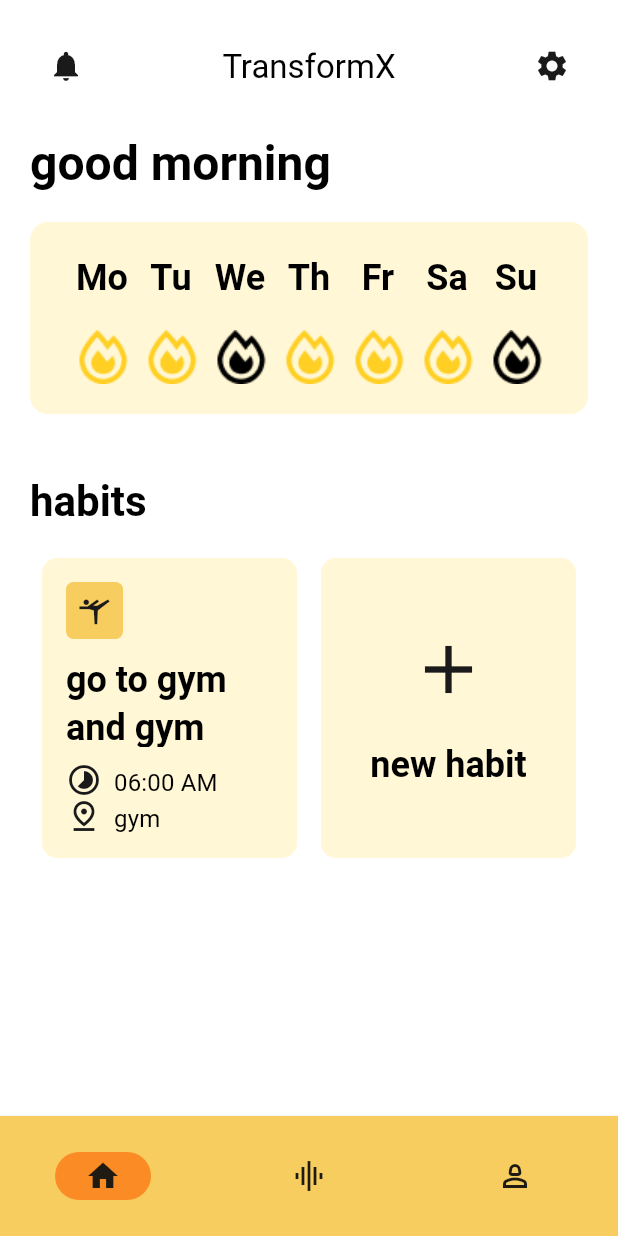
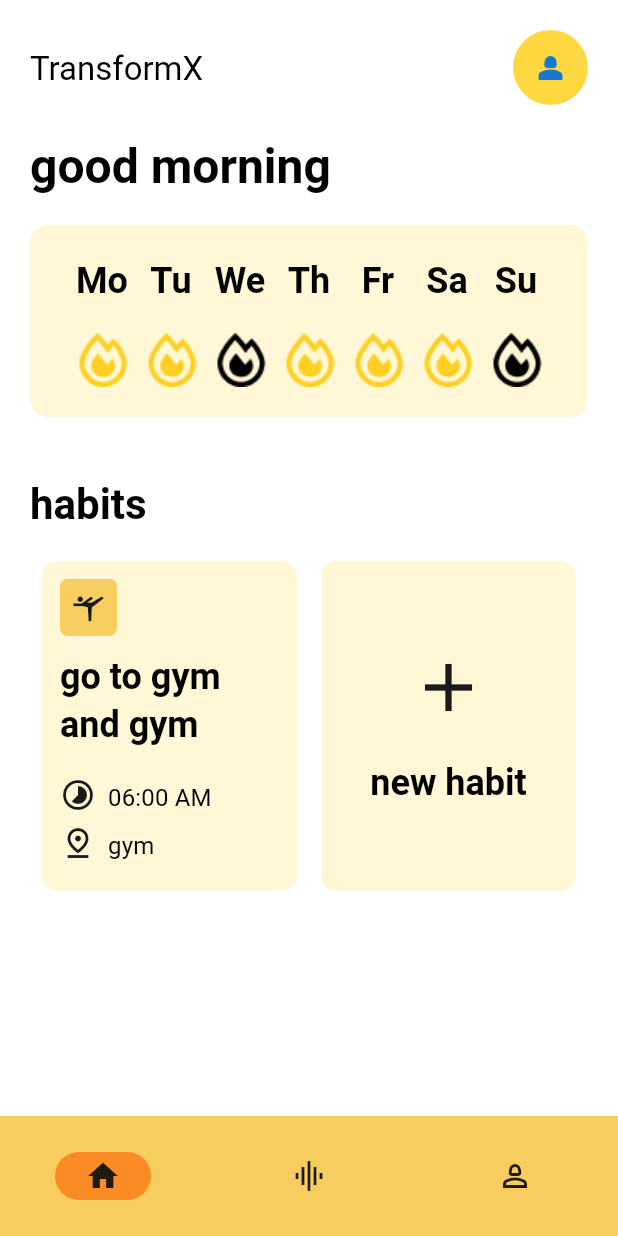
Before and after one commit to MayurSMahajan/transformX, a Flutter app: the screen it shows after launch, on a phone screen of 412 x 824 dp. Run offline on Flutter 3.47's test engine with Material 2 defaults, Android fonts, the phone set to English and light mode, and no system bars; our stand-ins replace bloc, equatable, flutter_bloc, formz, freezed_annotation, go_router; generated files the repository leaves out were written again.

Commit message:
refactor: ui of habit card

```diff
--- a/lib/home_page/widgets/home_content.dart
+++ b/lib/home_page/widgets/home_content.dart
@@ -58,13 +58,13 @@ class HabitCard extends StatelessWidget {
   Widget build(BuildContext context) {
     return Container(
       width: 170,
-      height: 200,
+      height: 220,
       decoration: BoxDecoration(
         borderRadius: BorderRadius.circular(10),
         color: Theme.of(context).canvasColor,
       ),
       child: Padding(
-        padding: const EdgeInsets.all(16),
+        padding: const EdgeInsets.all(12),
         child: Column(
           crossAxisAlignment: CrossAxisAlignment.start,
           children: [
@@ -91,9 +91,10 @@ class HabitCard extends StatelessWidget {
               ),
             ),
             Row(
+              crossAxisAlignment: CrossAxisAlignment.start,
               children: [
                 const Padding(
-                  padding: EdgeInsets.only(right: 8),
+                  padding: EdgeInsets.only(right: 8, bottom: 8),
                   child: Icon(
                     Icons.timelapse,
                     size: 24,
@@ -106,9 +107,10 @@ class HabitCard extends StatelessWidget {
               ],
             ),
             Row(
+              crossAxisAlignment: CrossAxisAlignment.start,
               children: [
                 const Padding(
-                  padding: EdgeInsets.only(right: 8),
+                  padding: EdgeInsets.only(right: 8, bottom: 8),
                   child: Icon(
                     Icons.pin_drop_outlined,
                     size: 24,
@@ -134,7 +136,7 @@ class NewHabitCardBtn extends StatelessWidget {
   Widget build(BuildContext context) {
     return Container(
       width: 170,
-      height: 200,
+      height: 220,
       decoration: BoxDecoration(
         borderRadius: BorderRadius.circular(10),
         color: Theme.of(context).canvasColor,
@@ -240,17 +242,17 @@ class CustomAppBar extends StatelessWidget {
     return Row(
       mainAxisAlignment: MainAxisAlignment.spaceBetween,
       children: [
-        IconButton(
-          onPressed: () {},
-          icon: const Icon(Icons.notifications),
-        ),
         Text(
           'TransformX',
           style: Theme.of(context).textTheme.headlineSmall,
         ),
-        IconButton(
-          onPressed: () {},
-          icon: const Icon(Icons.settings),
+        CircleAvatar(
+          radius: 25,
+          backgroundColor: Colors.amberAccent,
+          child: IconButton(
+            onPressed: () {},
+            icon: const Icon(Icons.person_2),
+          ),
         )
       ],
     );
--- a/lib/themes/app_theme.dart
+++ b/lib/themes/app_theme.dart
@@ -264,7 +264,7 @@ InputBorder get _textFieldBorder => const UnderlineInputBorder(
 
 NavigationBarThemeData get _navigationBarTheme {
   return const NavigationBarThemeData(
-    elevation: 3,
+    elevation: 5,
     indicatorColor: AppColors.orange,
     backgroundColor: AppColors.primaryYellow,
   );
```
Also changed, not shown: lib/routes/routes.dart (+4 -4 lines).
